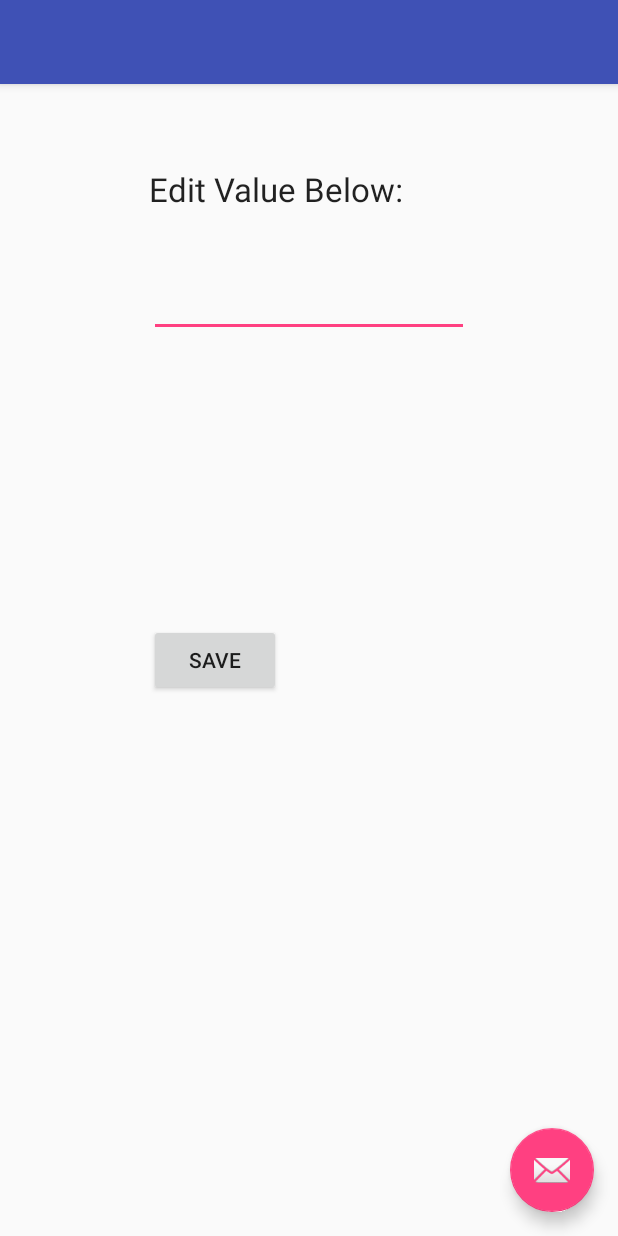
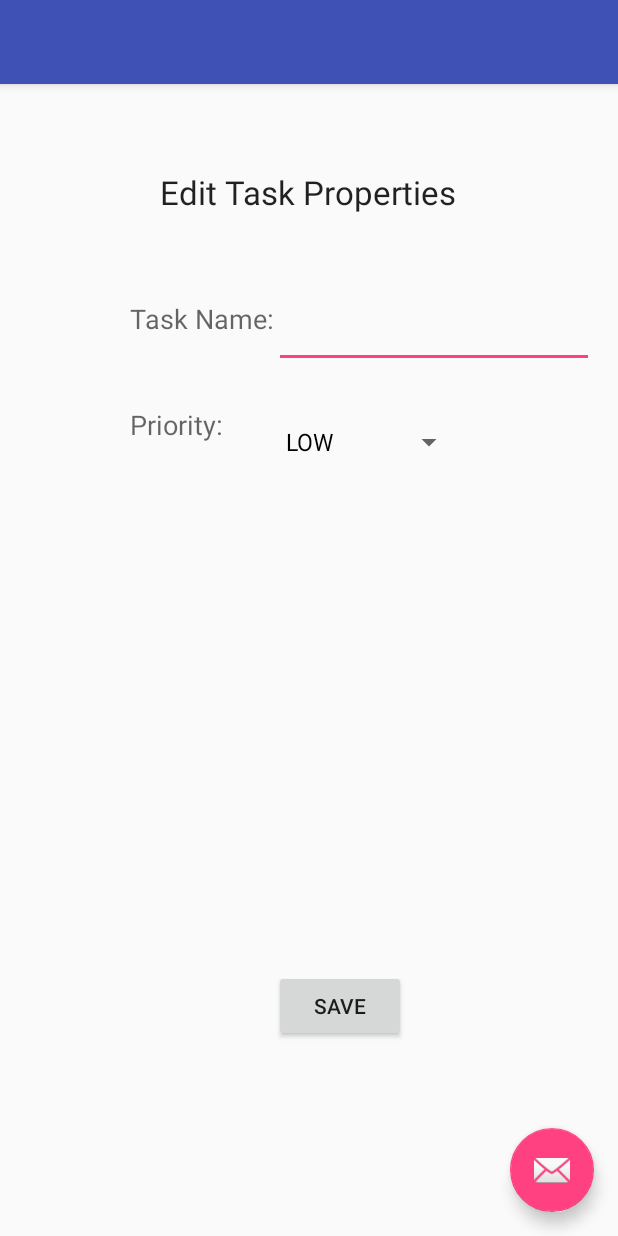
Before and after one commit to jasingh127/SimpleToDo, an Android app: the EditItemActivity screen opened directly, with no data from a screen before it, on a phone screen of 412 x 824 dp. Run offline under Robolectric (Android 15) with nearby library versions, the phone set to English and light mode, and no system bars; 2 statements that could not run were skipped.

Commit message:
Added more functionality: (a) priorities to tasks (b) custom list view adaptor

```diff
--- a/app/build.gradle
+++ b/app/build.gradle
@@ -20,9 +20,10 @@ android {
 }
 
 dependencies {
-    compile fileTree(dir: 'libs', include: ['*.jar'])
+    compile fileTree(include: ['*.jar'], dir: 'libs')
     testCompile 'junit:junit:4.12'
     compile 'com.android.support:appcompat-v7:23.1.0'
     compile 'com.android.support:design:23.1.0'
     compile 'commons-io:commons-io:2.4'
+    compile 'com.google.code.gson:gson:2.4'
 }
--- a/app/src/main/java/com/codepath/jasvinders/simpletodo/EditItemActivity.java
+++ b/app/src/main/java/com/codepath/jasvinders/simpletodo/EditItemActivity.java
@@ -4,28 +4,43 @@ import android.content.Intent;
 import android.os.Bundle;
 import android.support.v7.app.AppCompatActivity;
 import android.view.View;
+import android.widget.AdapterView;
+import android.widget.ArrayAdapter;
 import android.widget.EditText;
+import android.widget.Spinner;
+import android.widget.TextView;
+import android.widget.Toast;
+
+import java.util.logging.Logger;
 
 public class EditItemActivity extends AppCompatActivity {
-    private String taskName;
     private int taskPosition;
+    Spinner prioritySpinner;
+    ArrayAdapter<String> adapter;
 
     @Override
     protected void onCreate(Bundle savedInstanceState) {
         super.onCreate(savedInstanceState);
         setContentView(R.layout.activity_edit_item);
-        taskName = getIntent().getStringExtra("taskName");
+        String taskDesc = getIntent().getStringExtra("taskDesc");
+        String taskPriority = getIntent().getStringExtra("taskPriority");
         taskPosition = getIntent().getIntExtra("taskPosition", 0);
-        EditText editText = (EditText) findViewById(R.id.editItem);
-        editText.setText(taskName);
-        editText.setSelection(taskName.length());
+        EditText editText = (EditText) findViewById(R.id.editTaskName);
+        editText.setText(taskDesc);
+        editText.setSelection(taskDesc.length());
+        prioritySpinner = (Spinner) findViewById(R.id.prioritySpinner);
+        adapter = new ArrayAdapter<String>(this, R.layout.support_simple_spinner_dropdown_item, ToDoTask.priorities);
+        prioritySpinner.setAdapter(adapter);
+        prioritySpinner.setSelection(ToDoTask.priorityToId(taskPriority));
     }
 
     public void onSubmit(View v) {
-        EditText editText = (EditText) findViewById(R.id.editItem);
-        taskName = editText.getText().toString();
+        EditText editText = (EditText) findViewById(R.id.editTaskName);
+        String taskName = editText.getText().toString();
         Intent data = new Intent();
         data.putExtra("taskName", taskName);
+        String taskPriority = prioritySpinner.getSelectedItem().toString();
+        data.putExtra("taskPriority", taskPriority);
         data.putExtra("taskPosition", taskPosition);
         setResult(RESULT_OK, data);
         finish();
--- a/app/src/main/res/layout/content_edit_item.xml
+++ b/app/src/main/res/layout/content_edit_item.xml
@@ -16,19 +16,21 @@
         android:text="@string/save"
         android:id="@+id/saveItemBtn"
         android:onClick="onSubmit"
-        android:layout_centerVertical="true"
-        android:layout_alignLeft="@+id/editItem"
-        android:layout_alignStart="@+id/editItem" />
+        android:layout_marginBottom="113dp"
+        android:layout_alignParentBottom="true"
+        android:layout_toRightOf="@+id/textView2"
+        android:layout_toEndOf="@+id/textView2" />
 
     <EditText
         android:layout_width="wrap_content"
         android:layout_height="wrap_content"
         android:inputType="textMultiLine"
         android:ems="10"
-        android:id="@+id/editItem"
-        android:layout_marginTop="107dp"
-        android:layout_alignParentTop="true"
-        android:layout_centerHorizontal="true" />
+        android:id="@+id/editTaskName"
+        android:layout_marginTop="57dp"
+        android:layout_below="@+id/textView"
+        android:layout_alignParentRight="true"
+        android:layout_alignParentEnd="true" />
 
     <TextView
         android:layout_width="wrap_content"
@@ -36,9 +38,39 @@
         android:textAppearance="?android:attr/textAppearanceLarge"
         android:text="@string/editVal"
         android:id="@+id/textView"
+        android:layout_marginTop="41dp"
         android:layout_alignParentTop="true"
-        android:layout_alignLeft="@+id/editItem"
-        android:layout_alignStart="@+id/editItem"
-        android:layout_marginTop="39dp" />
+        android:layout_centerHorizontal="true" />
+
+    <TextView
+        android:layout_width="wrap_content"
+        android:layout_height="wrap_content"
+        android:textAppearance="?android:attr/textAppearanceMedium"
+        android:text="@string/editTaskNameTextView"
+        android:id="@+id/textView2"
+        android:layout_alignTop="@+id/editTaskName"
+        android:layout_toLeftOf="@+id/editTaskName"
+        android:layout_toStartOf="@+id/editTaskName"
+        android:layout_alignBottom="@+id/editTaskName" />
+
+    <TextView
+        android:layout_width="wrap_content"
+        android:layout_height="wrap_content"
+        android:textAppearance="?android:attr/textAppearanceMedium"
+        android:text="@string/editTaskPriorityTextView"
+        android:id="@+id/editTaskPriorityTextView"
+        android:layout_below="@+id/textView2"
+        android:layout_alignLeft="@+id/textView2"
+        android:layout_alignStart="@+id/textView2"
+        android:layout_marginTop="25dp" />
+
+    <Spinner
+        android:layout_width="wrap_content"
+        android:layout_height="wrap_content"
+        android:id="@+id/prioritySpinner"
+        android:layout_alignTop="@+id/editTaskPriorityTextView"
+        android:layout_alignLeft="@+id/editTaskName"
+        android:layout_alignStart="@+id/editTaskName"
+        android:spinnerMode="dropdown" />
 
 </RelativeLayout>
--- a/app/src/main/res/values/strings.xml
+++ b/app/src/main/res/values/strings.xml
@@ -4,6 +4,8 @@
     <string name="title_activity_edit_item">EditItemActivity</string>
     <string name="add">Add</string>
     <string name="addHint">Add a New Item</string>
-    <string name="editVal">Edit Value Below:</string>
+    <string name="editVal">Edit Task Properties</string>
     <string name="save">SAVE</string>
+    <string name="editTaskNameTextView">Task Name:</string>
+    <string name="editTaskPriorityTextView">Priority:</string>
 </resources>
```
Also changed, not shown: app/src/main/java/com/codepath/jasvinders/simpletodo/CustomTaskAdaptor.java (added, +37 -0 lines), app/src/main/java/com/codepath/jasvinders/simpletodo/MainActivity.java (+36 -19 lines), app/src/main/java/com/codepath/jasvinders/simpletodo/ToDoTask.java (added, +69 -0 lines), app/src/main/res/layout/todo_task.xml (added, +26 -0 lines).
